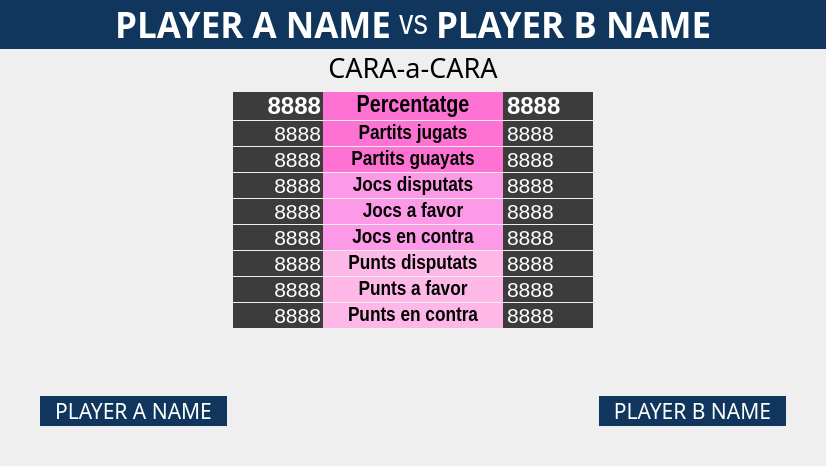
This is playerstatsform.ui in xiaoyuanyangxu/sportroom-qt as Qt 5 draws it before an edit. The edited form follows.
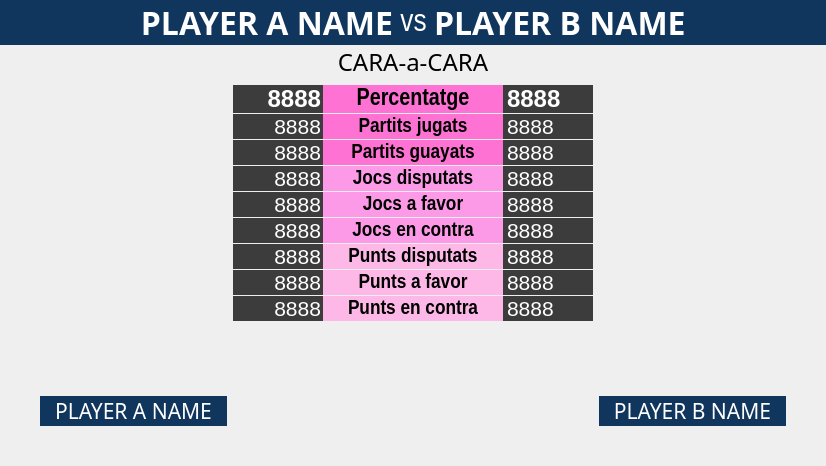
This is the edited form.

Diff of the .ui file:
```diff
--- a/playerstatsform.ui
+++ b/playerstatsform.ui
@@ -98,7 +98,7 @@
            <property name="font">
             <font>
              <family>Arial Black</family>
-             <pointsize>26</pointsize>
+             <pointsize>24</pointsize>
              <weight>75</weight>
              <bold>true</bold>
             </font>
@@ -131,7 +131,7 @@
            <property name="font">
             <font>
              <family>Arial Narrow</family>
-             <pointsize>26</pointsize>
+             <pointsize>24</pointsize>
              <weight>50</weight>
              <italic>false</italic>
              <bold>false</bold>
@@ -154,7 +154,7 @@
            <property name="font">
             <font>
              <family>Arial Black</family>
-             <pointsize>26</pointsize>
+             <pointsize>24</pointsize>
              <weight>75</weight>
              <bold>true</bold>
             </font>
@@ -181,7 +181,7 @@
         <property name="font">
          <font>
           <family>Arial Black</family>
-          <pointsize>20</pointsize>
+          <pointsize>18</pointsize>
           <weight>50</weight>
           <bold>false</bold>
           <kerning>true</kerning>
```
